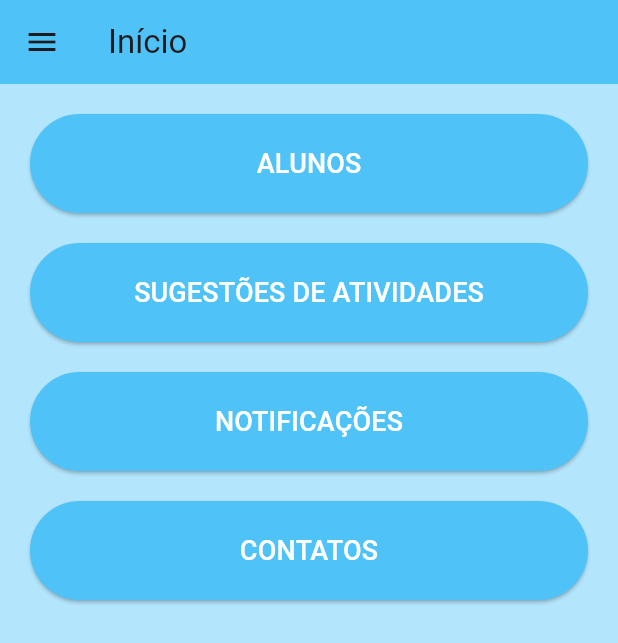
After one commit to cc22153/EduCare, a Flutter app: the InicioProfessor screen opened directly, on a phone screen of 412 x 824 dp. The commit adds this screen. Shown: the top 643 px of the screen. Run offline on Flutter 3.47's test engine with Material 3 defaults, Android fonts, the light colour scheme and no system bars.

Commit message:
Tela de Professor criada

```diff
--- /dev/null
+++ b/educare/lib/Telas/Professor/InicioProfessor.dart
@@ -0,0 +1,95 @@
+import 'package:flutter/material.dart';
+import '/Telas/Cadastro.dart';
+import '/Telas/Login.dart';
+import 'Alunos.dart';
+
+class InicioProfessor extends StatefulWidget {
+  const InicioProfessor({super.key});
+
+  @override
+  State<InicioProfessor> createState() => InicioProfessorState();
+}
+
+class InicioProfessorState extends State<InicioProfessor> {
+  @override
+  Widget build(BuildContext context) {
+    return Scaffold(
+      backgroundColor: Colors.lightBlue[100],
+      appBar: AppBar(
+        title: const Text('Início'),
+        backgroundColor: Colors.lightBlue[300],
+      ),
+      drawer: Drawer(
+        child: ListView(
+          padding: EdgeInsets.zero,
+          children: [
+            const DrawerHeader(
+              decoration: BoxDecoration(
+                color: Colors.lightBlue,
+              ),
+              child: Text(
+                'Menu',
+                style: TextStyle(color: Colors.white, fontSize: 24),
+              ),
+            ),
+            ListTile(
+              leading: const Icon(Icons.edit),
+              title: const Text('Editar Dados'),
+              onTap: () {
+                Navigator.pop(context);
+              },
+            ),
+            ListTile(
+              leading: const Icon(Icons.exit_to_app),
+              title: const Text('Sair'),
+              onTap: () {
+                Navigator.pop(context);
+                Navigator.pushReplacementNamed(context, '/login');
+              },
+            ),
+          ],
+        ),
+      ),
+      body: Padding(
+        padding: const EdgeInsets.all(20),
+        child: Column(
+          crossAxisAlignment: CrossAxisAlignment.stretch,
+          children: [
+            botaoPadrao('ALUNOS', () {
+               Navigator.push(
+                      context,
+                      MaterialPageRoute(builder: (context) => const Alunos()),
+                    );
+            }),
+            const SizedBox(height: 20),
+            botaoPadrao('SUGESTÕES DE ATIVIDADES', () {
+              Navigator.pop(context);
+            }),
+            const SizedBox(height: 20),
+            botaoPadrao('NOTIFICAÇÕES', () {
+              Navigator.pop(context);
+            }),
+            const SizedBox(height: 20),
+            botaoPadrao('CONTATOS', () {
+              Navigator.pop(context);
+            }),
+          ],
+        ),
+      ),
+    );
+  }
+
+  Widget botaoPadrao(String texto, VoidCallback onPressed) {
+    return ElevatedButton(
+      style: ElevatedButton.styleFrom(
+        backgroundColor: Colors.lightBlue[300],
+        padding: const EdgeInsets.symmetric(vertical: 20),
+      ),
+      onPressed: onPressed,
+      child: Text(
+        texto,
+        style: const TextStyle(fontSize: 18, color: Colors.white),
+      ),
+    );
+  }
+}
```
Also changed, not shown: educare/lib/Telas/Cadastro.dart (+13 -5 lines), educare/lib/Telas/Professor/Alunos.dart (added, +87 -0 lines), educare/lib/Telas/Responsavel/InicioResponsavel.dart (+5 -7 lines).
